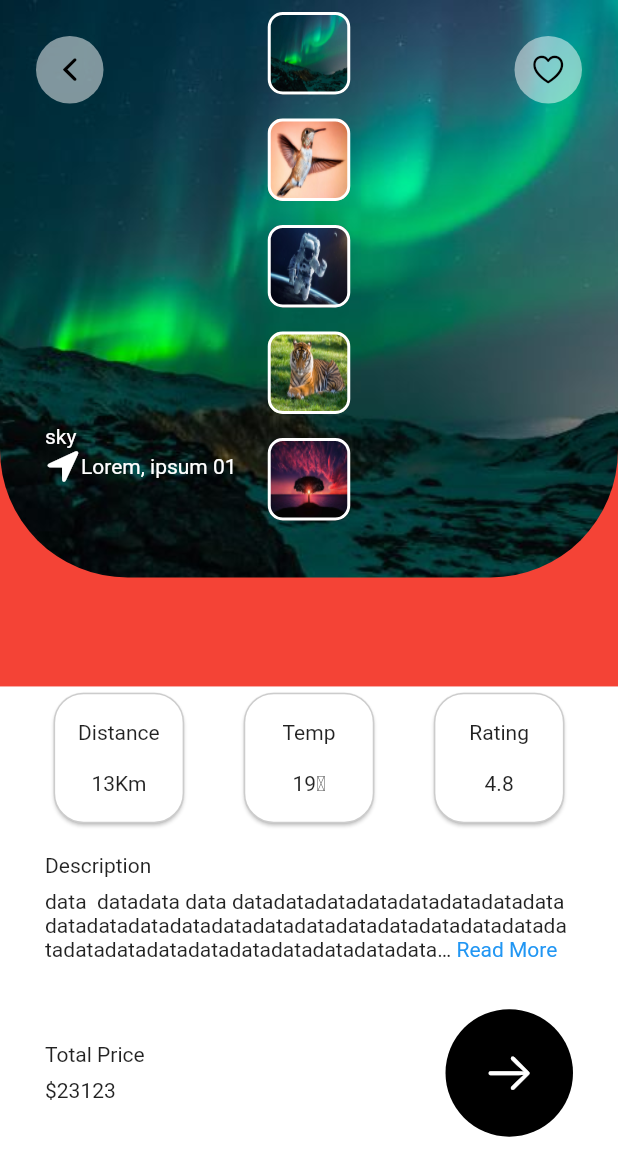
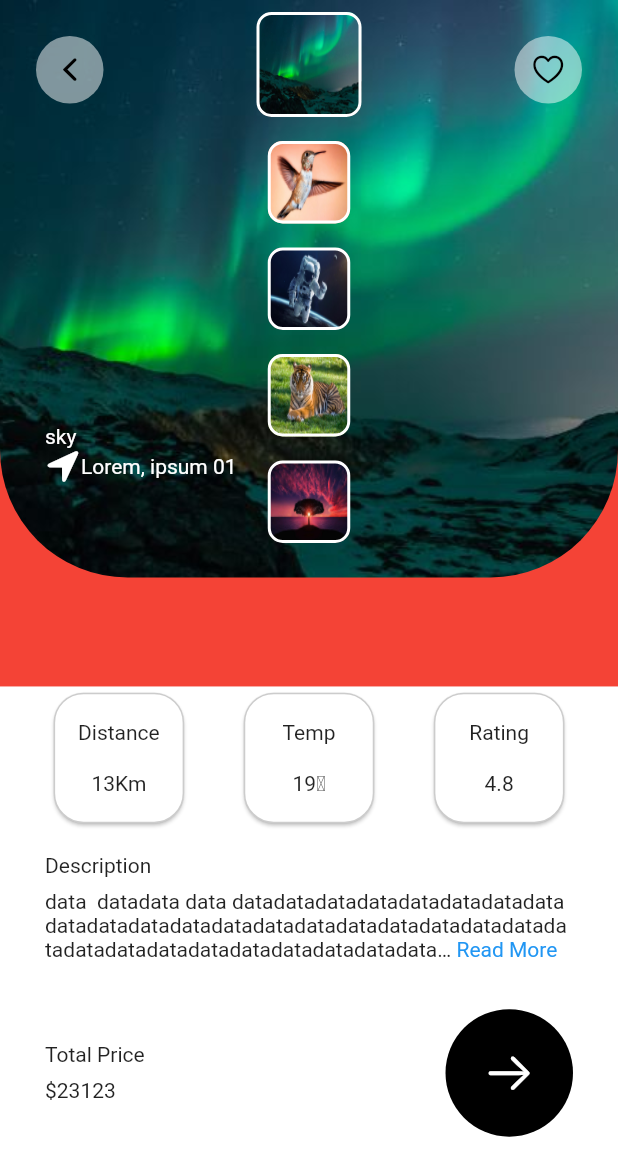
Before and after one commit to Arna98/TravelApp, a Flutter app: the screen it shows after launch, on a phone screen of 412 x 824 dp. Shown: the top 1176 px of the screen. Run offline on Flutter 3.47's test engine with Material 2 defaults, Android fonts, the phone set to English and light mode, and no system bars; drawn by our look-alikes of expandable_text.

Commit message:
Enlarging the list item in response to user clicking

```diff
--- a/lib/main.dart
+++ b/lib/main.dart
@@ -101,9 +101,9 @@ class _TravelInfoHomeState extends State<TravelInfoHome> {
                 ),
                 //title and location
                 Positioned(
-                    left: 30,
-                    bottom: 135,
-                    child: Column(
+                  left: 30,
+                  bottom: 135,
+                  child: Column(
                       crossAxisAlignment: CrossAxisAlignment.start,
                       children: [
                         Text(_travelItems[_selcetedIndex].getTitle!,
@@ -127,10 +127,14 @@ class _TravelInfoHomeState extends State<TravelInfoHome> {
                       Padding(
                         padding: const EdgeInsets.all(8.0),
                         child: InkWell(
-                          onTap: () {},
+                          onTap: () {
+                            setState(() {
+                              _selcetedIndex = index;
+                            });
+                          },
                           child: AnimatedContainer(
-                            width: _sizeImage,
-                            height: _sizeImage,
+                            width: _selcetedIndex == index ? _sizeImage! + 15 : _sizeImage,
+                            height: _selcetedIndex == index ? _sizeImage! + 15 : _sizeImage,
                             duration: const Duration(milliseconds: 500),
                             decoration: BoxDecoration(
                                 border:
```
